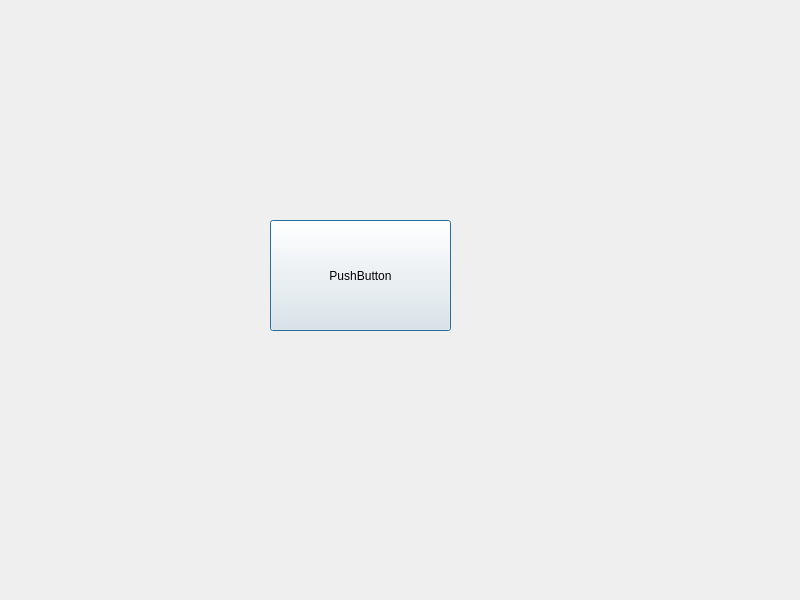
Above: PKUCourseRadar/homewindow.ui from DynamicCast03/PKUCourseRadar before the change. Below: the same form after it.
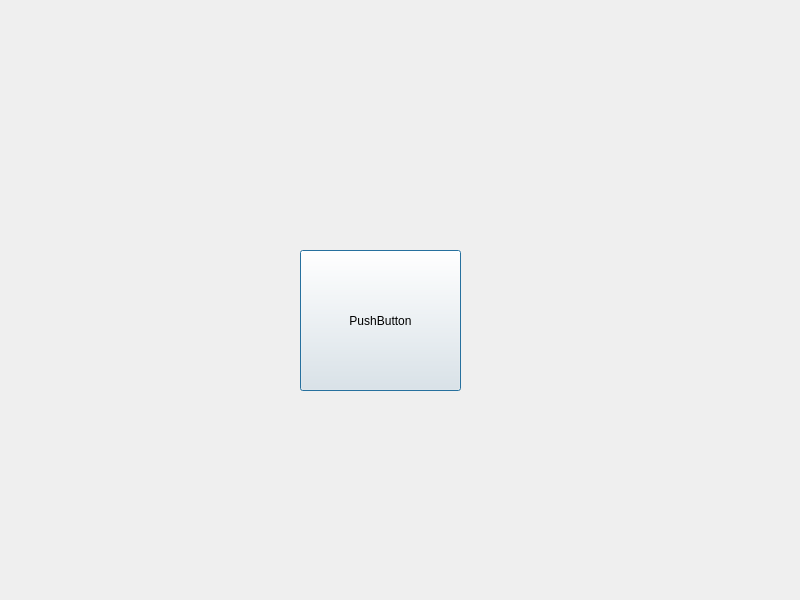
That is the form after the change.

```diff
--- a/PKUCourseRadar/homewindow.ui
+++ b/PKUCourseRadar/homewindow.ui
@@ -16,10 +16,10 @@
   <widget class="QPushButton" name="pushButton">
    <property name="geometry">
     <rect>
-     <x>270</x>
-     <y>220</y>
-     <width>181</width>
-     <height>111</height>
+     <x>300</x>
+     <y>250</y>
+     <width>161</width>
+     <height>141</height>
     </rect>
    </property>
    <property name="text">
```
